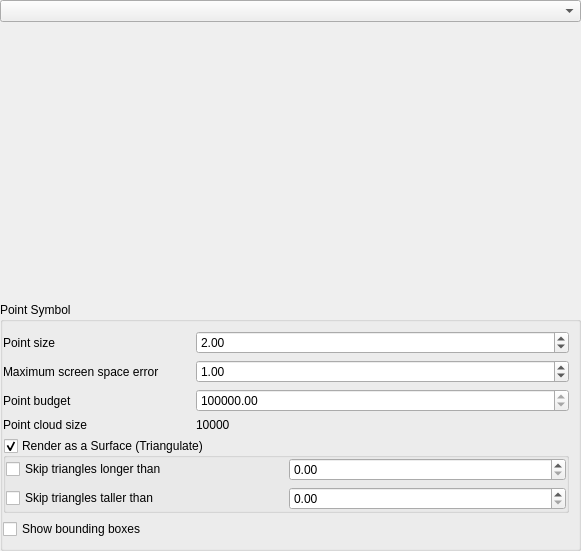
Old version of the form src/ui/3d/qgspointcloud3dsymbolwidget.ui in the repository qgis/QGIS.
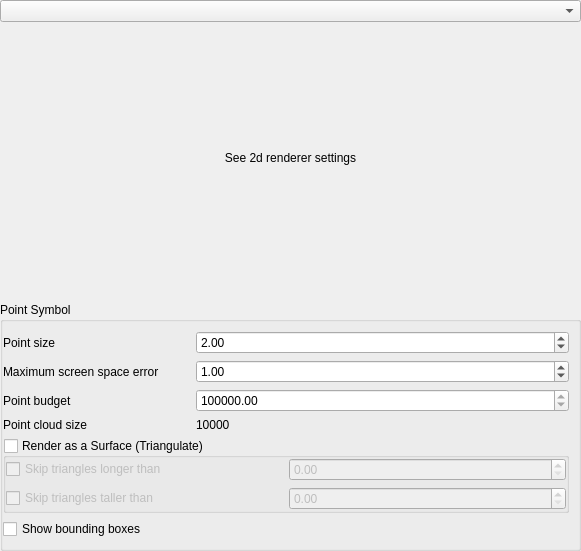
New version of the form. The open tabs and pages were chosen to show the change. Custom widgets are drawn as their Qt base class.

Commit message: Add option to sync 3d symbol to 2d renderer

What changed in the file:
```diff
--- a/src/ui/3d/qgspointcloud3dsymbolwidget.ui
+++ b/src/ui/3d/qgspointcloud3dsymbolwidget.ui
@@ -140,6 +140,9 @@
         <property name="checkable">
          <bool>true</bool>
         </property>
+        <property name="checked">
+         <bool>false</bool>
+        </property>
         <layout class="QGridLayout" name="gridLayout_8">
          <property name="leftMargin">
           <number>0</number>
@@ -199,6 +202,29 @@
       <number>1</number>
      </property>
      <widget class="QWidget" name="noRendererPage"/>
+     <widget class="QWidget" name="follow2dRendererPage">
+      <layout class="QGridLayout" name="gridLayout_9">
+       <property name="leftMargin">
+        <number>0</number>
+       </property>
+       <property name="topMargin">
+        <number>0</number>
+       </property>
+       <property name="rightMargin">
+        <number>0</number>
+       </property>
+       <item row="0" column="0">
+        <widget class="QLabel" name="label_8">
+         <property name="text">
+          <string>See 2d renderer settings</string>
+         </property>
+         <property name="alignment">
+          <set>Qt::AlignCenter</set>
+         </property>
+        </widget>
+       </item>
+      </layout>
+     </widget>
      <widget class="QWidget" name="singleColorRendererPage">
       <layout class="QGridLayout" name="gridLayout_2" columnstretch="0,1">
        <property name="leftMargin">
@@ -588,6 +614,12 @@
   </layout>
  </widget>
  <customwidgets>
+  <customwidget>
+   <class>QgsCollapsibleGroupBox</class>
+   <extends>QGroupBox</extends>
+   <header>qgscollapsiblegroupbox.h</header>
+   <container>1</container>
+  </customwidget>
   <customwidget>
    <class>QgsDoubleSpinBox</class>
    <extends>QDoubleSpinBox</extends>
@@ -610,12 +642,6 @@
    <extends>QComboBox</extends>
    <header>qgspointcloudattributecombobox.h</header>
   </customwidget>
-  <customwidget>
-   <class>QgsCollapsibleGroupBox</class>
-   <extends>QGroupBox</extends>
-   <header>qgscollapsiblegroupbox.h</header>
-   <container>1</container>
-  </customwidget>
  </customwidgets>
  <tabstops>
   <tabstop>mRenderingStyleComboBox</tabstop>
```
Left out of the diff: 2 changed lines with no effect on the pictures. The commit also changes 5 other files.
